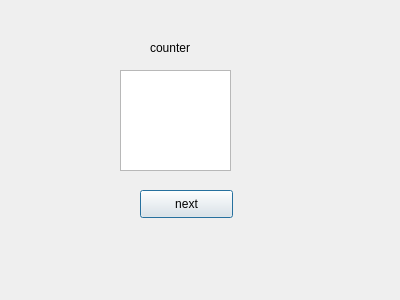
Qt form smo/smo/nextwindow.ui (grih9/SMO21) before a commit.
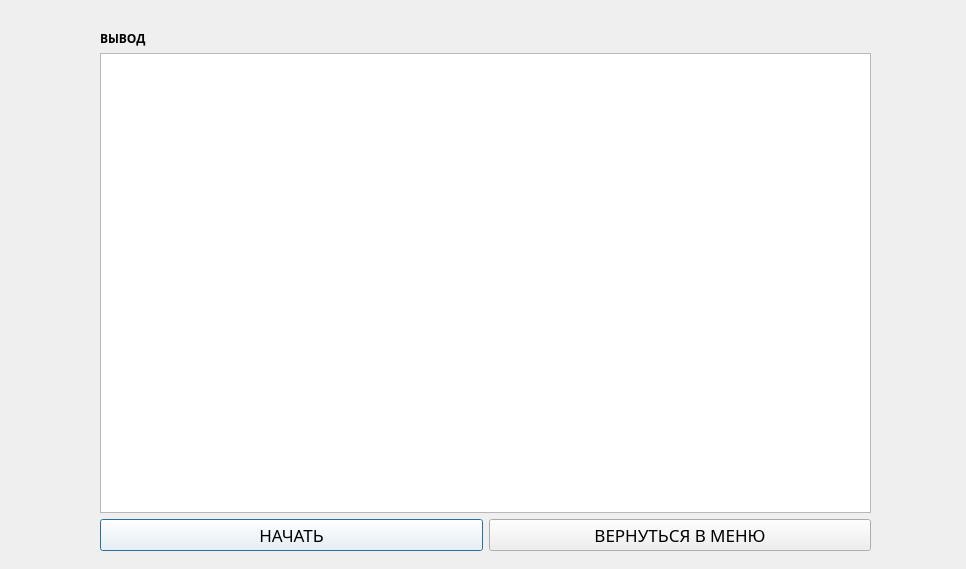
The same form after that commit.

```diff
--- a/smo/smo/nextwindow.ui
+++ b/smo/smo/nextwindow.ui
@@ -6,48 +6,91 @@
    <rect>
     <x>0</x>
     <y>0</y>
-    <width>400</width>
-    <height>300</height>
+    <width>966</width>
+    <height>569</height>
    </rect>
   </property>
   <property name="windowTitle">
    <string>Dialog</string>
   </property>
-  <widget class="QLabel" name="label">
+  <property name="styleSheet">
+   <string notr="true">background color: rgb(186, 186, 186);</string>
+  </property>
+  <widget class="QWidget" name="verticalLayoutWidget">
    <property name="geometry">
     <rect>
-     <x>150</x>
-     <y>40</y>
-     <width>55</width>
-     <height>16</height>
+     <x>100</x>
+     <y>30</y>
+     <width>771</width>
+     <height>521</height>
     </rect>
    </property>
-   <property name="text">
-    <string>counter</string>
-   </property>
-  </widget>
-  <widget class="QTextBrowser" name="textBrowser">
-   <property name="geometry">
-    <rect>
-     <x>120</x>
-     <y>70</y>
-     <width>111</width>
-     <height>101</height>
-    </rect>
-   </property>
-  </widget>
-  <widget class="QPushButton" name="nextButton">
-   <property name="geometry">
-    <rect>
-     <x>140</x>
-     <y>190</y>
-     <width>93</width>
-     <height>28</height>
-    </rect>
-   </property>
-   <property name="text">
-    <string>next</string>
-   </property>
+   <layout class="QVBoxLayout" name="verticalLayout">
+    <item>
+     <widget class="QLabel" name="label">
+      <property name="font">
+       <font>
+        <family>Sitka Heading</family>
+        <weight>75</weight>
+        <bold>true</bold>
+       </font>
+      </property>
+      <property name="text">
+       <string>ВЫВОД</string>
+      </property>
+     </widget>
+    </item>
+    <item>
+     <widget class="QTextBrowser" name="textBrowser">
+      <property name="font">
+       <font>
+        <family>Terminal</family>
+        <pointsize>14</pointsize>
+       </font>
+      </property>
+      <property name="html">
+       <string>&lt;!DOCTYPE HTML PUBLIC &quot;-//W3C//DTD HTML 4.0//EN&quot; &quot;http://www.w3.org/TR/REC-html40/strict.dtd&quot;&gt;
+&lt;html&gt;&lt;head&gt;&lt;meta name=&quot;qrichtext&quot; content=&quot;1&quot; /&gt;&lt;style type=&quot;text/css&quot;&gt;
+p, li { white-space: pre-wrap; }
+&lt;/style&gt;&lt;/head&gt;&lt;body style=&quot; font-family:'Terminal'; font-size:14pt; font-weight:400; font-style:normal;&quot;&gt;
+&lt;p style=&quot;-qt-paragraph-type:empty; margin-top:0px; margin-bottom:0px; margin-left:0px; margin-right:0px; -qt-block-indent:0; text-indent:0px;&quot;&gt;&lt;br /&gt;&lt;/p&gt;&lt;/body&gt;&lt;/html&gt;</string>
+      </property>
+     </widget>
+    </item>
+    <item>
+     <layout class="QHBoxLayout" name="horizontalLayout">
+      <item>
+       <widget class="QPushButton" name="nextButton">
+        <property name="font">
+         <font>
+          <family>Sitka</family>
+          <pointsize>13</pointsize>
+         </font>
+        </property>
+        <property name="styleSheet">
+         <string notr="true">background-color: rgb(255, 255, 255);</string>
+        </property>
+        <property name="text">
+         <string>НАЧАТЬ</string>
+        </property>
+       </widget>
+      </item>
+      <item>
+       <widget class="QPushButton" name="retButton">
+        <property name="font">
+         <font>
+          <family>Sitka</family>
+          <pointsize>13</pointsize>
+         </font>
+        </property>
+        <property name="text">
+         <string>ВЕРНУТЬСЯ В МЕНЮ</string>
+        </property>
+       </widget>
+      </item>
+     </layout>
+    </item>
+   </layout>
   </widget>
  </widget>
  <resources/>
```
